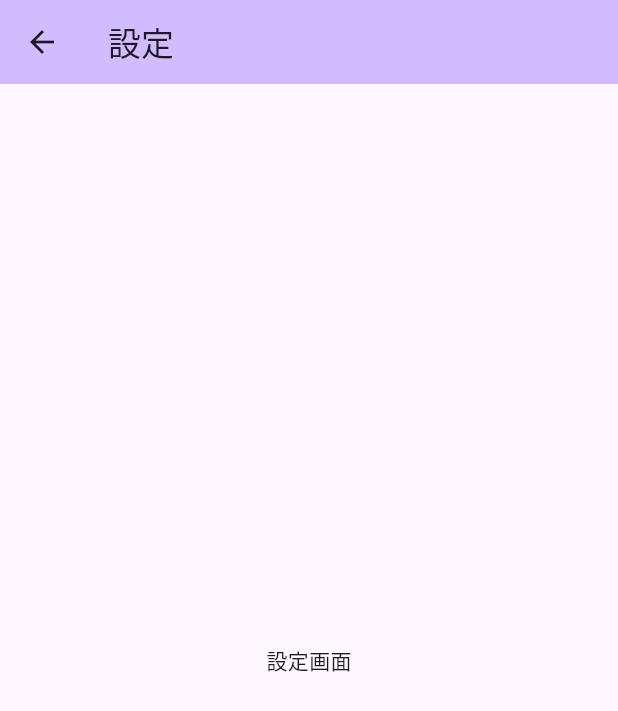
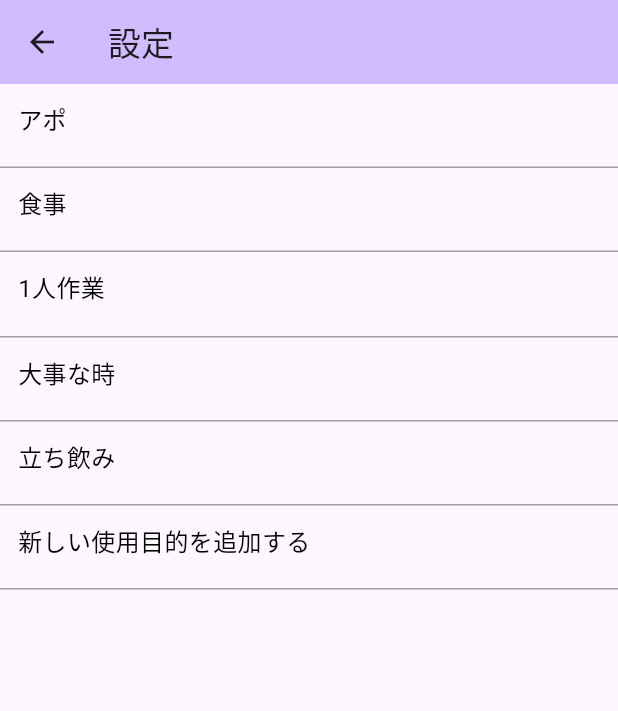
Before and after one commit to starcut/seeking_my_place, a Flutter app: the screen it shows after launch, after a tap on the "settings" icon, on a phone screen of 412 x 824 dp. Shown: the top 711 px of the screen. Run offline on Flutter 3.47's test engine with Material 3 defaults, Android fonts, the phone set to English and light mode, and no system bars; our stand-ins replace dartz, dio, flutter_riverpod, google_maps_flutter.

Commit message:
取得した目的リスト一覧表示、また、新しい目的を追加するためのダイアログ表示

```diff
--- a/lib/api/controller/favorite_place_rest_controller.dart
+++ b/lib/api/controller/favorite_place_rest_controller.dart
@@ -41,16 +41,12 @@ class FavoritePlaceRestController implements HomeViewRestControllerImpl {
           await rootBundle.loadString("json/dummy_purpose_list.json");
       final response = json.decode(dummy);
       response.forEach((key, value) => _dummy = _dummy + '$key: $value \x0A');
-      // final response = await dio.get(apiUrl);
       final List<dynamic> data = response['purpose_list'];
       final models = HomeModel();
       for (dynamic item in data) {
         final model = PurposeEntity.fromData(item);
         models.purposeLists.add(model);
       }
-      print("---");
-      print(models);
-      print("---");
       return models;
     } on Exception catch (exception) {
       throw Exception(exception);
--- a/lib/entity/purpose_entity.dart
+++ b/lib/entity/purpose_entity.dart
@@ -1,24 +1,27 @@
 class PurposeEntity {
   final int id;
-  final String purpose;
+  final String purposeName;
   final DateTime registerAt;
   final DateTime updateAt;
 
   PurposeEntity({
     required this.id,
-    required this.purpose,
+    required this.purposeName,
     required this.registerAt,
     required this.updateAt,
   });
 
   factory PurposeEntity.fromData(dynamic data) {
     final int id = data['id'];
-    final String purpose = data['purpose_name'];
+    final String purposeName = data['purpose_name'];
     final DateTime registerAt = DateTime.parse(data['register_at']);
     final DateTime updateAt = DateTime.parse(data['updated_at']);
 
     final model = PurposeEntity(
-        id: id, purpose: purpose, registerAt: registerAt, updateAt: updateAt);
+        id: id,
+        purposeName: purposeName,
+        registerAt: registerAt,
+        updateAt: updateAt);
     return model;
   }
 }
--- a/lib/view/home_view.dart
+++ b/lib/view/home_view.dart
@@ -1,11 +1,9 @@
-import 'package:dartz/dartz_unsafe.dart';
 import 'package:flutter/material.dart';
 import 'package:flutter_riverpod/flutter_riverpod.dart';
 import 'package:flutter/gestures.dart';
 import 'package:flutter/foundation.dart';
 import 'package:http/http.dart' as http;
 import 'package:seeking_my_place/entity/purpose_entity.dart';
-import 'package:seeking_my_place/model/home_model.dart';
 
 import 'package:url_launcher/url_launcher.dart';
 import 'package:google_maps_flutter/google_maps_flutter.dart';
@@ -28,9 +26,6 @@ class HomeView extends ConsumerWidget {
         ref.read(purposeListStateNotifierProvider.notifier).getPurposeList();
     repository.then((homeModel) {
       purposeList = homeModel.purposeLists;
-      purposeList.forEach((purpose) {
-        print(purpose.purpose);
-      });
     });
     return MaterialApp(
         theme: ThemeData(primarySwatch: Colors.grey),
@@ -45,7 +40,8 @@ class HomeView extends ConsumerWidget {
                           Navigator.push(
                               context,
                               MaterialPageRoute(
-                                  builder: (context) => SettingView()))
+                                  builder: (context) =>
+                                      SettingView(purposeList: purposeList)))
                         }),
                 IconButton(
                     icon: const Icon(Icons.add_location_alt_outlined),
@@ -123,9 +119,6 @@ class HomeView extends ConsumerWidget {
 
     if (await canLaunchUrl(uri)) {
       var response = await http.get(uri);
-      print("---------");
-      print(response.body);
-      print("---------");
       await launchUrl(uri);
     } else {
       debugPrint('Cloud not launch: $url');
--- a/lib/view/setting_view.dart
+++ b/lib/view/setting_view.dart
@@ -1,17 +1,105 @@
 import 'package:flutter/material.dart';
+import 'package:seeking_my_place/entity/purpose_entity.dart';
 
 class SettingView extends StatelessWidget {
+  SettingView({super.key, required this.purposeList});
+
+  late List<PurposeEntity> purposeList = [];
+
   @override
   Widget build(BuildContext context) {
     return Scaffold(
         appBar: AppBar(
           backgroundColor: Theme.of(context).colorScheme.inversePrimary,
-          title: Text("設定"),
+          title: const Text("設定"),
         ),
-        body: Container(
-          alignment: Alignment.center,
-          child: Text("設定画面"),
-        )
+        body: ListView.builder(
+            itemCount: purposeList.length + 1,
+            itemBuilder: (_, index) {
+              if (index < purposeList.length) {
+                final purpose = purposeList[index];
+                return PurposeListCell(purpose.purposeName);
+              } else {
+                return NewPurposeRegisterCell(context);
+              }
+            }));
+  }
+
+  Widget PurposeListCell(String purposeName) => GestureDetector(
+        child: Container(
+            padding: const EdgeInsets.all(12.0),
+            decoration: const BoxDecoration(
+                border:
+                    Border(bottom: BorderSide(color: Colors.grey, width: 1.0))),
+            child: Column(
+              crossAxisAlignment: CrossAxisAlignment.start,
+              children: <Widget>[
+                Padding(
+                  padding: const EdgeInsets.only(bottom: 8.0),
+                  child: Text(
+                    purposeName,
+                    style: const TextStyle(color: Colors.black, fontSize: 16.0),
+                  ),
+                ),
+              ],
+            )),
+      );
+
+  Widget NewPurposeRegisterCell(BuildContext context) {
+    return GestureDetector(
+      child: Container(
+          padding: const EdgeInsets.all(12.0),
+          decoration: const BoxDecoration(
+              border:
+                  Border(bottom: BorderSide(color: Colors.grey, width: 1.0))),
+          child: const Column(
+            crossAxisAlignment: CrossAxisAlignment.start,
+            children: <Widget>[
+              Padding(
+                padding: EdgeInsets.only(bottom: 8.0),
+                child: Text(
+                  "新しい使用目的を追加する",
+                  style: TextStyle(color: Colors.black, fontSize: 16.0),
+                ),
+              ),
+            ],
+          )),
+      onTap: () {
+        showDialog(
+            context: context,
+            builder: (_) {
+              return AlertDialog(
+                title: const Text("使用目的を入力してください"),
+                content: const TextField(
+                  decoration: InputDecoration(
+                    border: const OutlineInputBorder(),
+                    hintText: "使用目的",
+                  ),
+                ),
+                actions: <Widget>[
+                  TextButton(
+                      onPressed: () {
+                        print("登録処理");
+                        Navigator.pop(context);
+                      },
+                      style: TextButton.styleFrom(
+                        backgroundColor: Colors.white10,
+                        foregroundColor: Colors.cyan,
+                      ),
+                      child: const Text("登録")),
+                  TextButton(
+                      onPressed: () {
+                        Navigator.pop(context);
+                      },
+                      style: TextButton.styleFrom(
+                        backgroundColor: Colors.white10,
+                        foregroundColor: Colors.red,
+                      ),
+                      child: const Text("キャンセル"))
+                ],
+              );
+            });
+      },
     );
   }
 }
```
